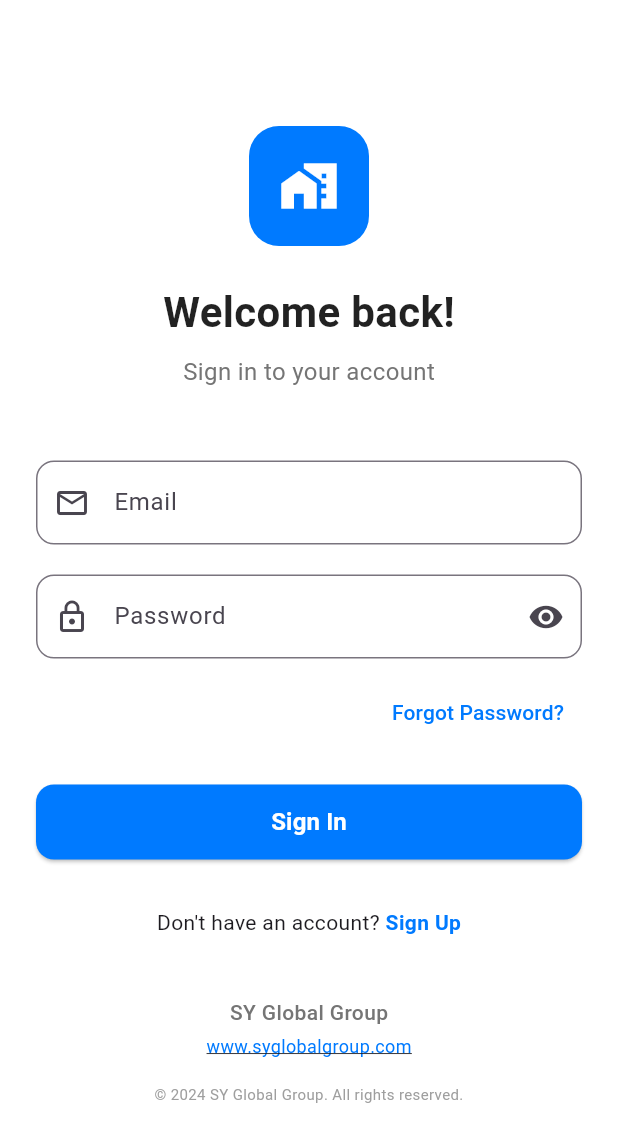
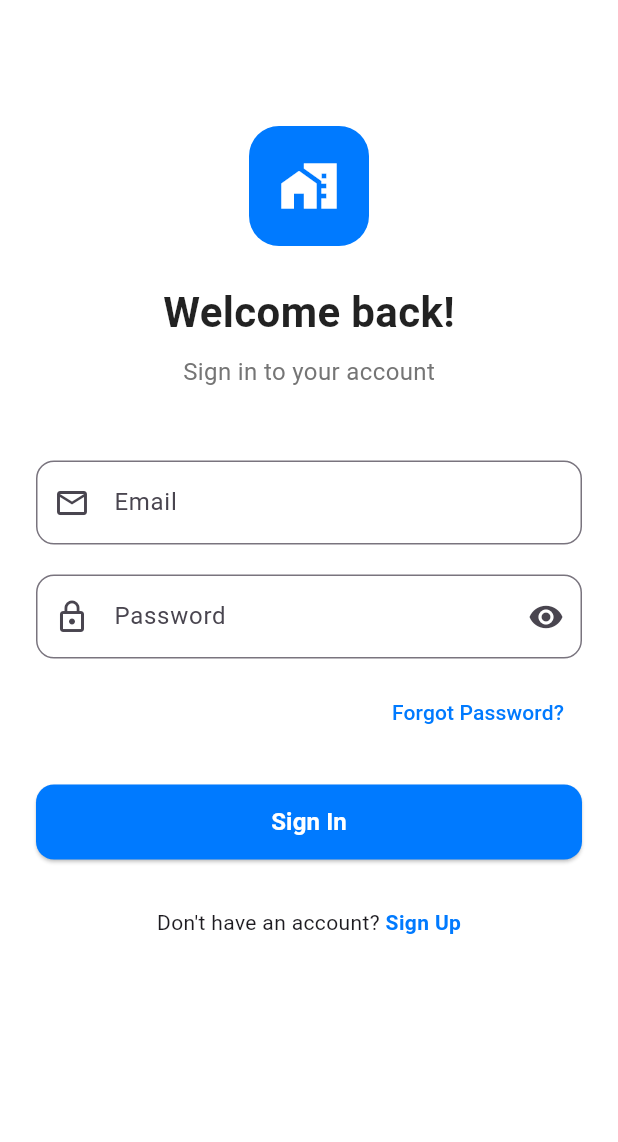
Before and after one commit to DeepaksahuDev/sys_airbnb_clone, a Flutter app: the screen it shows after launch, on a phone screen of 412 x 824 dp. Shown: the top 1142 px of the screen. Run offline on Flutter 3.47's test engine with Material 3 defaults, Android fonts, the phone set to English and light mode, and no system bars; our stand-ins replace firebase_auth, firebase_core, image_picker, share_plus; accounts and stored records are empty.

Commit message:
initial commit

```diff
--- a/lib/screens/auth/login_screen.dart
+++ b/lib/screens/auth/login_screen.dart
@@ -4,6 +4,8 @@ import '../home/main_screen.dart';
 import 'signup_screen.dart';
 
 class LoginScreen extends StatefulWidget {
+  const LoginScreen({super.key});
+
   @override
   _LoginScreenState createState() => _LoginScreenState();
 }
@@ -202,42 +204,6 @@ class _LoginScreenState extends State<LoginScreen> {
               ),
 
               SizedBox(height: 40),
-
-              // Company Information
-              Center(
-                child: Column(
-                  children: [
-                    Text(
-                      'SY Global Group',
-                      style: TextStyle(
-                        fontSize: 14,
-                        fontWeight: FontWeight.w500,
-                        color: Colors.grey[600],
-                      ),
-                    ),
-                    SizedBox(height: 4),
-                    GestureDetector(
-                      onTap: () {
-                        // TODO: Open website
-                      },
-                      child: Text(
-                        'www.syglobalgroup.com',
-                        style: TextStyle(
-                          fontSize: 12,
-                          color: Color(0xFF007AFF),
-                          decoration: TextDecoration.underline,
-                        ),
-                      ),
-                    ),
-                    SizedBox(height: 16),
-                    Text(
-                      '© 2024 SY Global Group. All rights reserved.',
-                      style: TextStyle(fontSize: 10, color: Colors.grey[500]),
-                      textAlign: TextAlign.center,
-                    ),
-                  ],
-                ),
-              ),
             ],
           ),
         ),
--- a/lib/screens/auth/signup_screen.dart
+++ b/lib/screens/auth/signup_screen.dart
@@ -1,9 +1,10 @@
-// screens/auth/signup_screen.dart
 import 'package:flutter/material.dart';
 import '../../services/auth_service.dart';
 import '../home/main_screen.dart';
 
 class SignUpScreen extends StatefulWidget {
+  const SignUpScreen({super.key});
+
   @override
   _SignUpScreenState createState() => _SignUpScreenState();
 }
@@ -37,7 +38,7 @@ class _SignUpScreenState extends State<SignUpScreen> {
     setState(() => _isLoading = true);
 
     final result = await _auth.signUpWithEmail(
-      _nameController.text.trim(), // ✅ pass name also
+      _nameController.text.trim(),
       _emailController.text.trim(),
       _passwordController.text.trim(),
     );
@@ -90,7 +91,7 @@ class _SignUpScreenState extends State<SignUpScreen> {
                     ),
                     SizedBox(height: 8),
                     Text(
-                      'Join SY Global Real Estate',
+                      'Airbnb App',
                       style: TextStyle(fontSize: 16, color: Colors.grey[600]),
                     ),
                   ],
--- a/lib/screens/auth/splash_screen.dart
+++ b/lib/screens/auth/splash_screen.dart
@@ -1,10 +1,11 @@
-// screens/auth/splash_screen.dart
 import 'package:flutter/material.dart';
 import '../../services/auth_service.dart';
 import 'login_screen.dart';
 import '../home/main_screen.dart';
 
 class SplashScreen extends StatefulWidget {
+  const SplashScreen({super.key});
+
   @override
   _SplashScreenState createState() => _SplashScreenState();
 }
--- a/lib/screens/home/propertiesdetails/PropertyDetailsPage.dart
+++ b/lib/screens/home/propertiesdetails/PropertyDetailsPage.dart
@@ -1,7 +1,6 @@
 import 'package:flutter/material.dart';
 import 'contactagent.dart';
 
-// Dummy wishlist list (global)
 List<Map<String, String>> wishlist = [];
 
 class PropertyDetailsPage extends StatefulWidget {
```
